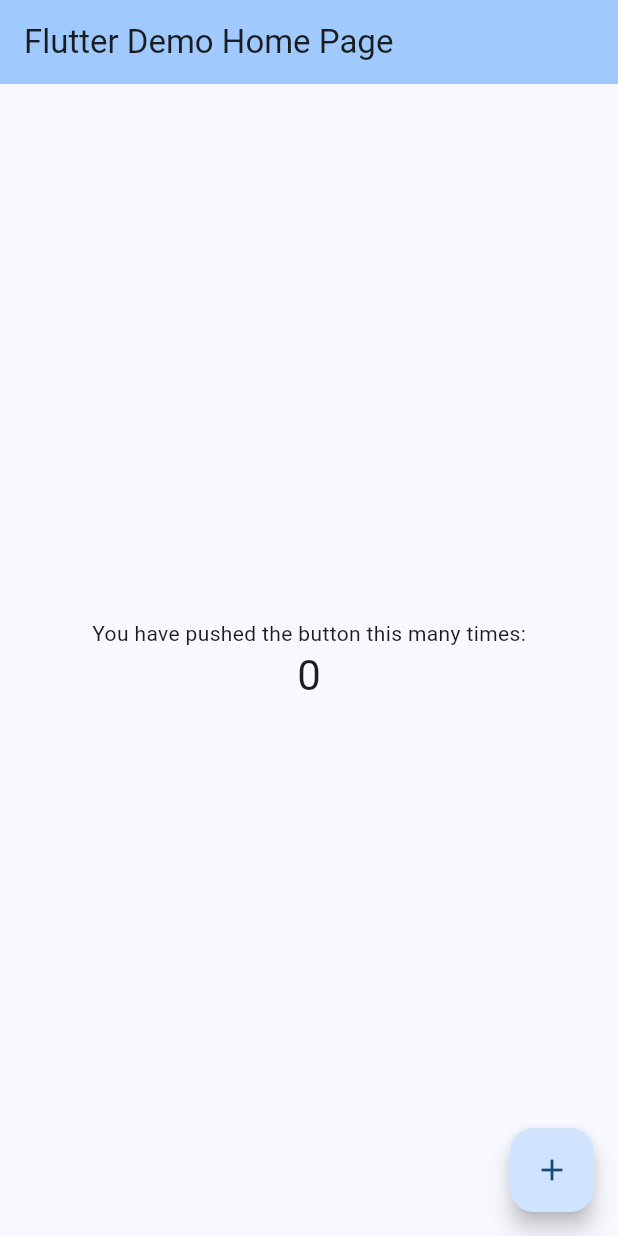
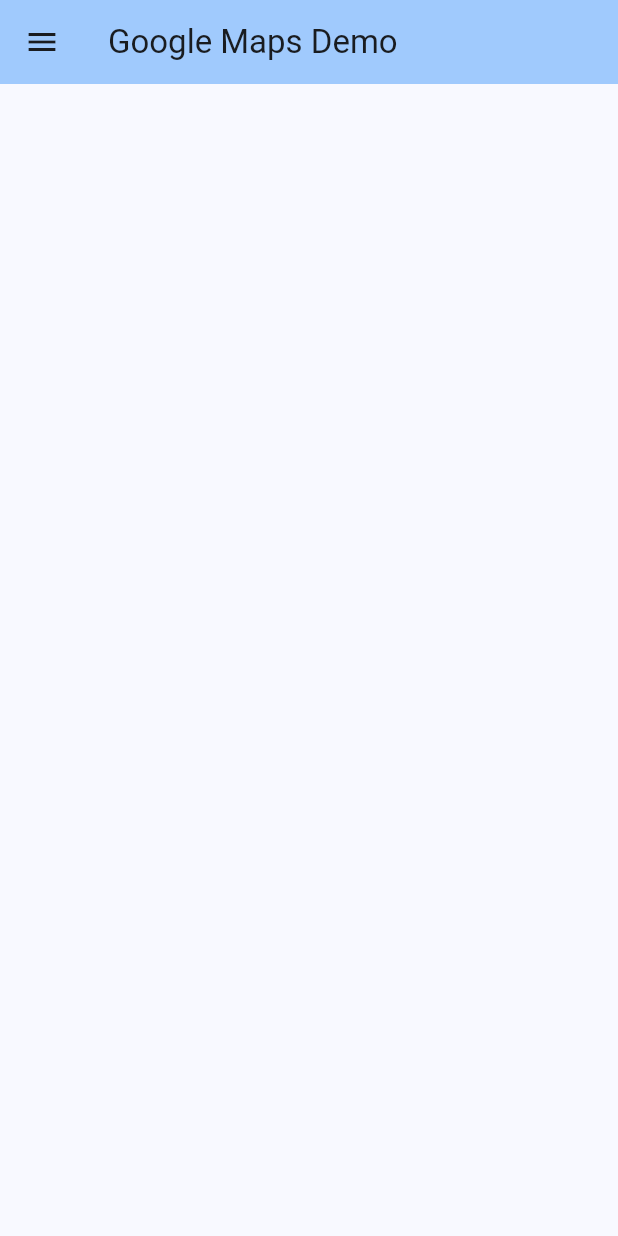
Before and after one commit to jamydevelop/Flutter-GoogleMaps-DemoApp, a Flutter app: the screen it shows after launch, on a phone screen of 412 x 824 dp. Run offline on Flutter 3.47's test engine with Material 3 defaults, Android fonts, the phone set to English and light mode, and no system bars.

Commit message:
Setting up the AppBar Menu

```diff
--- a/flutter_google_maps/lib/main.dart
+++ b/flutter_google_maps/lib/main.dart
@@ -1,4 +1,5 @@
 import 'package:flutter/material.dart';
+import 'screens/home_page_screen.dart';
 
 void main() {
   runApp(const MyApp());
@@ -10,60 +11,13 @@ class MyApp extends StatelessWidget {
   @override
   Widget build(BuildContext context) {
     return MaterialApp(
+      debugShowCheckedModeBanner: false,
       title: 'Flutter Demo',
       theme: ThemeData(
         colorScheme: ColorScheme.fromSeed(seedColor: Colors.blue),
         useMaterial3: true,
       ),
-      home: const MyHomePage(title: 'Flutter Demo Home Page'),
+      home: const MyHomePage(),
     );
   }
 }
-
-class MyHomePage extends StatefulWidget {
-  const MyHomePage({super.key, required this.title});
-
-  final String title;
-
-  @override
-  State<MyHomePage> createState() => _MyHomePageState();
-}
-
-class _MyHomePageState extends State<MyHomePage> {
-  int _counter = 0;
-
-  void _incrementCounter() {
-    setState(() {
-      _counter++;
-    });
-  }
-
-  @override
-  Widget build(BuildContext context) {
-    return Scaffold(
-      appBar: AppBar(
-        backgroundColor: Theme.of(context).colorScheme.inversePrimary,
-        title: Text(widget.title),
-      ),
-      body: Center(
-        child: Column(
-          mainAxisAlignment: MainAxisAlignment.center,
-          children: <Widget>[
-            const Text(
-              'You have pushed the button this many times:',
-            ),
-            Text(
-              '$_counter',
-              style: Theme.of(context).textTheme.headlineMedium,
-            ),
-          ],
-        ),
-      ),
-      floatingActionButton: FloatingActionButton(
-        onPressed: _incrementCounter,
-        tooltip: 'Increment',
-        child: const Icon(Icons.add),
-      ),
-    );
-  }
-}
--- /dev/null
+++ b/flutter_google_maps/lib/screens/home_page_screen.dart
@@ -0,0 +1,32 @@
+import 'package:flutter/material.dart';
+
+class MyHomePage extends StatefulWidget {
+  const MyHomePage({super.key});
+
+  @override
+  State<MyHomePage> createState() => _MyHomePageState();
+}
+
+class _MyHomePageState extends State<MyHomePage> {
+  @override
+  Widget build(BuildContext context) {
+    return Scaffold(
+      appBar: AppBar(
+        backgroundColor: Theme.of(context).colorScheme.inversePrimary,
+        title: const Text('Google Maps Demo'),
+      ),
+      drawer: Drawer(
+        child: ListView(
+          children: const [
+            DrawerHeader(
+              decoration: BoxDecoration(
+                color: Colors.blue,
+              ),
+              child: Text('Header Title'),
+            )
+          ],
+        ),
+      ),
+    );
+  }
+}
```
